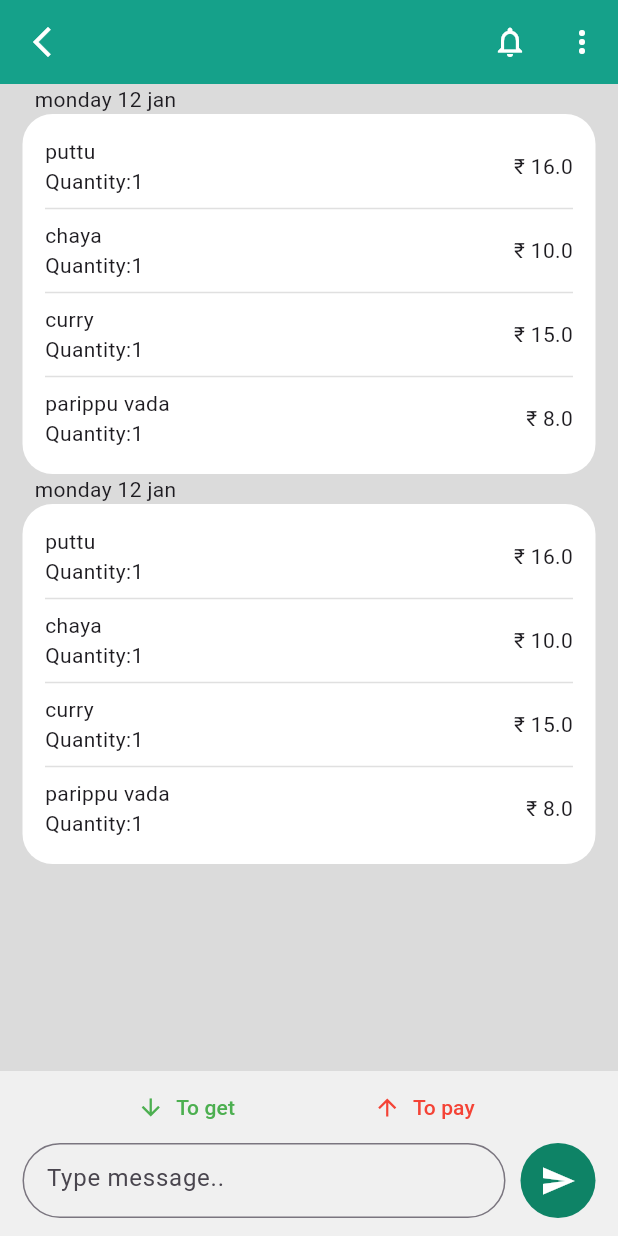
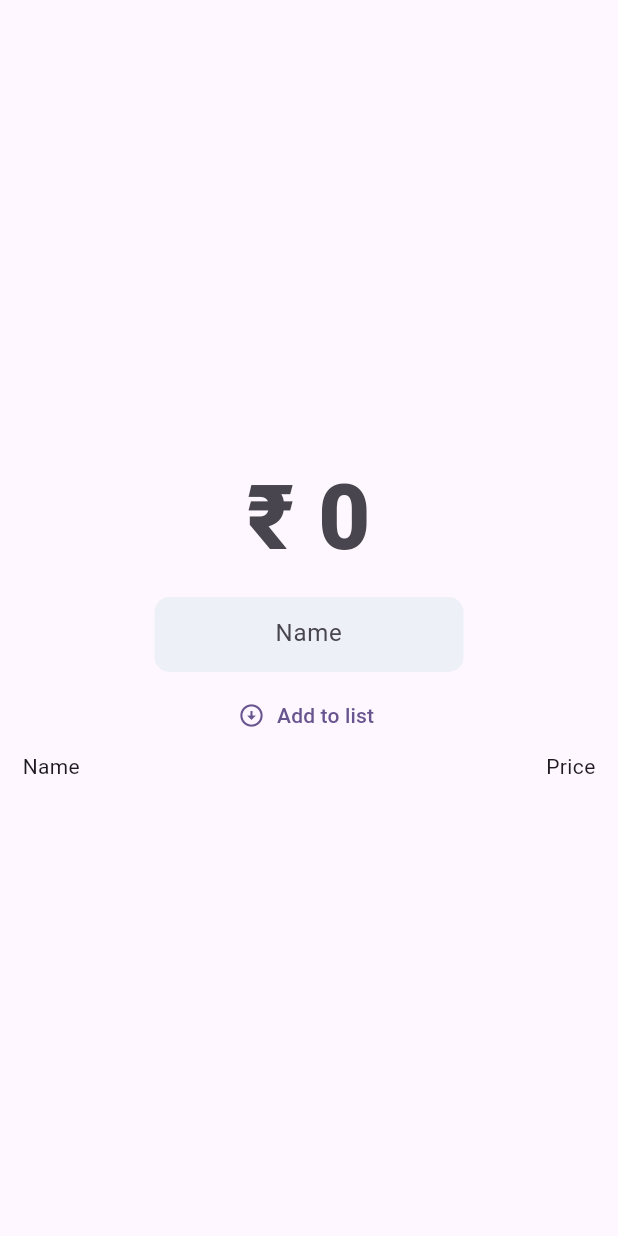
Before and after one commit to Shibin-Oh-Yes/Money-Track, a Flutter app: the UserPage screen opened directly with empty values, after a tap on "To get", on a phone screen of 412 x 824 dp. Run offline on Flutter 3.47's test engine with Material 3 defaults, Android fonts, the light colour scheme and no system bars; our stand-ins replace flutter_svg.

Commit message:
fet:adding history

```diff
--- a/lib/backend/transaction.dart
+++ b/lib/backend/transaction.dart
@@ -1,7 +1,3 @@
-import 'dart:ffi';
-
-import 'package:flutter/material.dart';
-
 class UserInfo {
   late final String userName;
   late final double dept;
@@ -20,24 +16,18 @@ class UserList {
   ];
 }
 
-class Bills {
-  late final String item;
-  late final double price;
-//  late final String imgname;
-  Bills({required this.item, required this.price});
+class ItemBill{
+  late String itemname;
+  late String itemprice;
+  ItemBill({required this.itemname, required this.itemprice});
 }
-class CustomerBill{
-  List<Bills> billslist=[];
-  bool ispayd=false;
-  void addToBill(itemname,itemprice) async {
-    Bills newbill= Bills(item: itemname, price: itemprice);
-    billslist.add(newbill);
-  }
-}
+
 class BillHistory{
-  List<CustomerBill> billhistory=[];
-  void addHistory(value)async{
-    billhistory.add(value);
-  }
+  List<ItemBill> itemlist=[];
 
 }
+
+class UserDeptHistory{
+  List<BillHistory> userdept=[];
+  late double totaldept;
+}
--- a/lib/backend/user_details.dart
+++ b/lib/backend/user_details.dart
@@ -1,7 +1,7 @@
 class UserDetails {
-  String email='janedoe@gmail.com';
-  String username='';
-  String profilename='Jhane Doe';
+  String email = 'janedoe@gmail.com';
+  String username = '';
+  String profilename = 'Jhane Doe';
 
   void getEmail(String value) {
     email = value;
@@ -14,5 +14,23 @@ class UserDetails {
   void setProfileName(value) {
     profilename = value;
   }
+
   UserDetails();
 }
+
+class FoodItem {
+  late String name;
+  late String price;
+  FoodItem({required this.name, required this.price});
+}
+
+class ItemList {
+  List<FoodItem> foodlist = [
+    FoodItem(name: 'Name', price: 'Price'),
+  ];
+
+  void addtolist(name, price) {
+    FoodItem newitem = FoodItem(name: name, price: price);
+    foodlist.add(newitem);
+  }
+}
--- /dev/null
+++ b/lib/pages/addpage.dart
@@ -0,0 +1,98 @@
+import 'package:flutter/material.dart';
+import 'package:moneytrack/backend/user_details.dart';
+
+class Addpage extends StatefulWidget {
+  const Addpage({super.key});
+
+  @override
+  State<Addpage> createState() => _AddpageState();
+}
+
+class _AddpageState extends State<Addpage> {
+  ItemList newlist = ItemList();
+  final myctlr1 = TextEditingController();
+  final myctlr2 = TextEditingController();
+  @override
+  Widget build(BuildContext context) {
+    return Scaffold(
+      body: SafeArea(
+          child: SizedBox(
+        width: double.maxFinite,
+        height: double.maxFinite,
+        child: Padding(
+          padding: const EdgeInsets.all(15.0),
+          child: Column(
+            crossAxisAlignment: CrossAxisAlignment.center,
+            mainAxisAlignment: MainAxisAlignment.center,
+            children: [
+              SizedBox(
+                width: double.maxFinite,
+                height: 100,
+                child: TextField(
+                  controller: myctlr1,
+                  keyboardType: TextInputType.number,
+                  style: const TextStyle(
+                      fontSize: 50, fontWeight: FontWeight.w900),
+                  textAlign: TextAlign.center,
+                  decoration: const InputDecoration(
+                      border: InputBorder.none,
+                      hintText: "\u{20B9} 0",
+                      hintStyle: TextStyle(fontSize: 60)),
+                ),
+              ),
+              Container(
+                decoration: BoxDecoration(
+                    color: const Color.fromARGB(19, 27, 158, 141),
+                    borderRadius: BorderRadius.circular(10)),
+                height: 50,
+                width: MediaQuery.of(context).size.width * .5,
+                child: TextField(
+                  controller: myctlr2,
+                  textAlign: TextAlign.center,
+                  decoration: const InputDecoration(
+                    border: InputBorder.none,
+                    hintText: 'Name',
+                  ),
+                ),
+              ),
+              const SizedBox(
+                height: 5,
+              ),
+              TextButton.icon(
+                onPressed: () {
+                  // newlist.addtolist(myctlr1.text, myctlr2.text);
+                  // setState(() {});
+                },
+                label: const Text('Add to list'),
+                icon: const Icon(Icons.arrow_circle_down_outlined),
+              ),
+              SizedBox(
+                  width: double.maxFinite,
+                  height: 25,
+                  child: ListView.builder(
+                    itemBuilder: (context, index) => ListCard(
+                        data: newlist.foodlist[index].name,
+                        data1: newlist.foodlist[index].price),
+                    itemCount: newlist.foodlist.length,
+                  ))
+            ],
+          ),
+        ),
+      )),
+    );
+  }
+}
+
+class ListCard extends StatelessWidget {
+  const ListCard({super.key, required this.data, required this.data1});
+
+  final String data;
+  final String data1;
+  @override
+  Widget build(BuildContext context) {
+    return Row(
+      mainAxisAlignment: MainAxisAlignment.spaceBetween,
+      children: [Text(data), Text(data1)],
+    );
+  }
+}
--- a/lib/pages/user_page.dart
+++ b/lib/pages/user_page.dart
@@ -1,4 +1,5 @@
 import 'package:flutter/material.dart';
+import 'package:moneytrack/pages/addpage.dart';
 import 'package:moneytrack/values/colours.dart';
 import 'package:moneytrack/widgets/billset.dart';
 
@@ -70,19 +71,23 @@ class _UserPageState extends State<UserPage> {
         padding: const EdgeInsets.symmetric(horizontal: 15),
         width: double.maxFinite,
         height: 110,
-        color: Color.fromARGB(255, 240, 240, 240),
+        color: const Color.fromARGB(255, 240, 240, 240),
         child: Column(
           children: [
             Row(
               mainAxisAlignment: MainAxisAlignment.spaceEvenly,
               children: [
                 TextButton.icon(
-                  onPressed: () {},
+                  onPressed: () {
+                    Navigator.push(context, MaterialPageRoute(builder: (context)=> const Addpage()));
+                  },
                   label: const Text('To get',style: TextStyle(color: Colors.green),),
                   icon: const Icon(Icons.arrow_downward,color: Colors.green,),
                 ),
                  TextButton.icon(
-                    onPressed: () {},
+                    onPressed: () {
+                      Navigator.push(context, MaterialPageRoute(builder: (context)=> const Addpage()));
+                    },
                     label: const Text('To pay',style: TextStyle(color: Colors.red)),
                     icon:const Icon( Icons.arrow_upward,color: Colors.red,),
                ),
```
